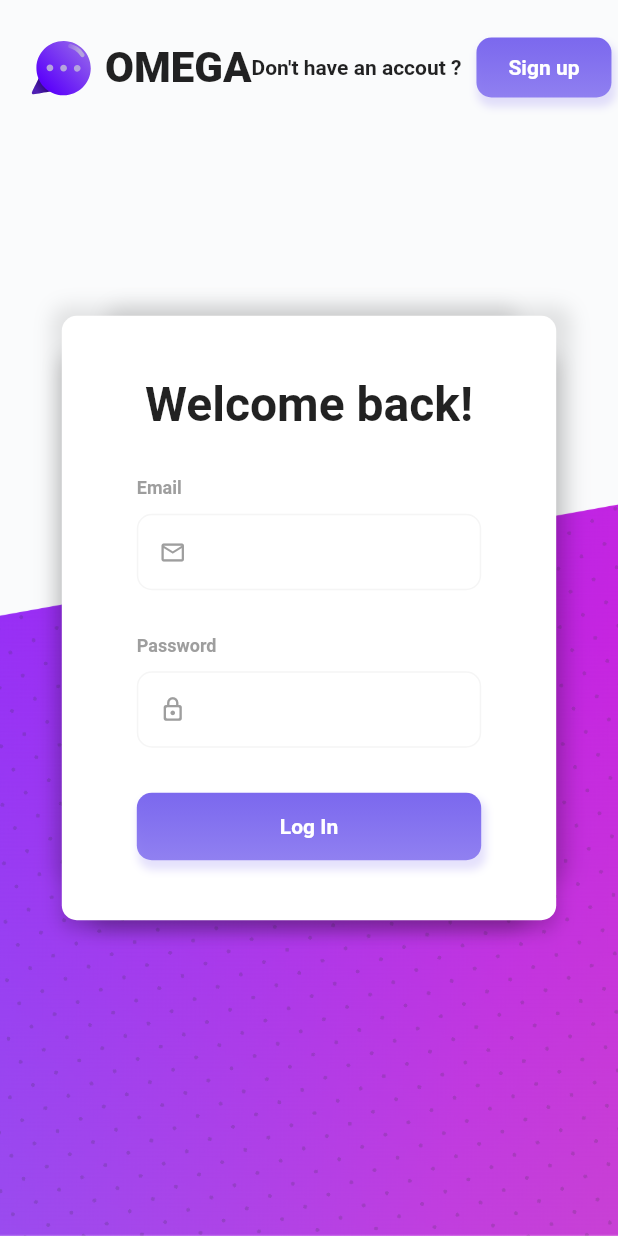
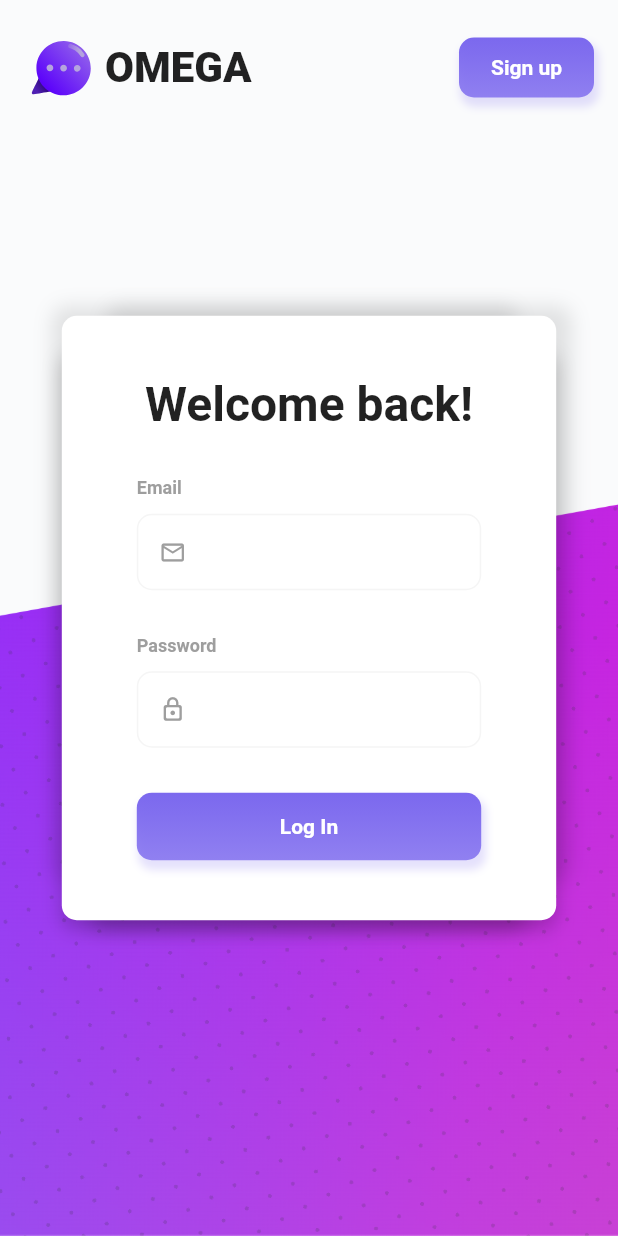
Before and after one commit to soni-tanmay/ChatAPP, a Flutter app: the screen it shows after launch, on a phone screen of 412 x 824 dp. Run offline on Flutter 3.47's test engine with Material 2 defaults, Android fonts, the phone set to English and light mode, and no system bars; our stand-ins replace bloc, connectivity_plus, dio, equatable, flutter_bloc, logger and 2 more; accounts and stored records are empty.

Commit message:
home page

```diff
--- a/chat_app/lib/view/authentication/authentication.dart
+++ b/chat_app/lib/view/authentication/authentication.dart
@@ -30,7 +30,9 @@ class _AuthenticationState extends State<Authentication> {
         child: ValueListenableBuilder(
           valueListenable: isSignUp,
           builder: (BuildContext context, bool value, Widget? child) {
-            return Stack(
+            return SafeArea(
+              bottom: false,
+              child: Stack(
                 children: <Widget>[
                   Image.asset(
                     Assets.authBackgroundImage,
@@ -60,6 +62,7 @@ class _AuthenticationState extends State<Authentication> {
                           ),
                         ),
                         const Spacer(),
+                        if (MediaQuery.of(context).size.width > 1200)
                           Text(
                             value
                                 ? 'Already have an account'
@@ -84,6 +87,7 @@ class _AuthenticationState extends State<Authentication> {
                     child: AuthenticationCard(isSignUp: value),
                   ),
                 ],
+              ),
             );
           },
         ),
```
Lines whose indentation alone changed are shown as unchanged.
